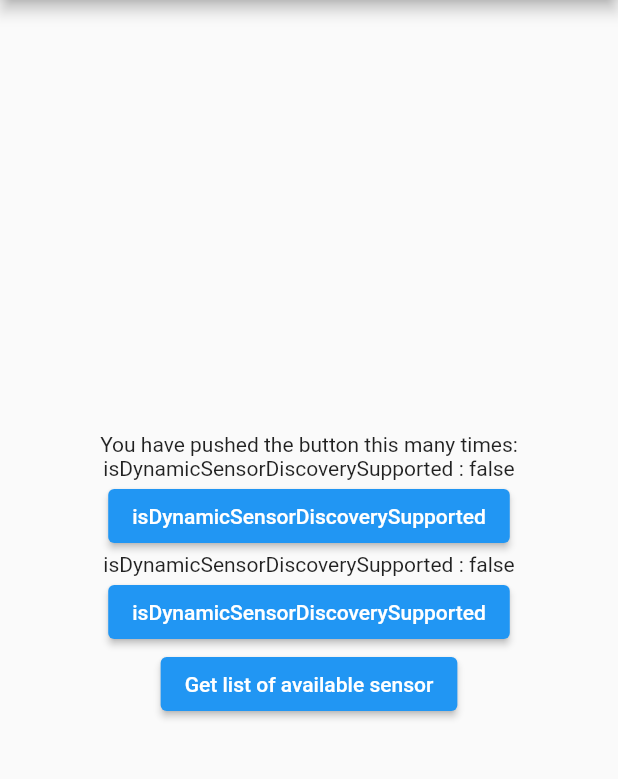
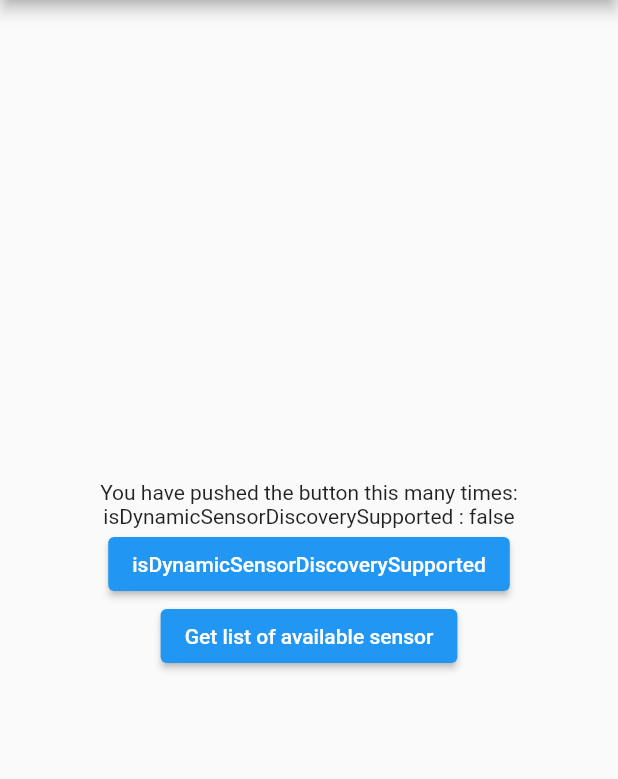
Before and after one commit to thew0205/sensor_manager_android, a Flutter app: the screen it shows after launch, after a tap on "isDynamicSensorDiscoverySupported", on a phone screen of 412 x 824 dp, the part 84-863 px from its top. Run offline on Flutter 3.47's test engine with Material 2 defaults, Android fonts, the phone set to English and light mode, and no system bars; our stand-ins replace plugin_platform_interface.

```diff
--- a/example/lib/main.dart
+++ b/example/lib/main.dart
@@ -1,4 +1,3 @@
-// ignore_for_file: public_member_api_docs, sort_constructors_first
 import 'package:flutter/material.dart';
 
 import 'package:sensor_manager_android/sensor.dart';
@@ -58,16 +57,7 @@ class _MyHomePageState extends State<MyHomePage> {
               },
               child: const Text("isDynamicSensorDiscoverySupported"),
             ),
-            Text(
-                "isDynamicSensorDiscoverySupported : $isDynamicSensorDiscoverySupported"),
-            ElevatedButton(
-              onPressed: () async {
-                isDynamicSensorDiscoverySupported = await SensorManagerAndroid.instance
-                    .isDynamicSensorDiscoverySupported();
-                setState(() {});
-              },
-              child: const Text("isDynamicSensorDiscoverySupported"),
-            ),
+
             ElevatedButton(
                 onPressed: () {
                   SensorManagerAndroid.instance.getSensorList().then(
@@ -192,29 +182,7 @@ class _SensorWidgetState extends State<SensorWidget> {
                         .toList() ??
                     [],
               ),
-              // FutureBuilder(
-              //     future:
-              //         SensorManagerAndroid.getSensorEventStream(widget.sensor.type),
-              //     builder: (context, snapshot) {
-              //       return StreamBuilder<SensorEvent>(
-              //         stream: snapshot.data,
-              //         builder: (BuildContext context,
-              //             AsyncSnapshot<SensorEvent> snapshot) {
-              //           print(snapshot.data);
-              //           if (snapshot.hasData) {
-              //             return Wrap(
-              //               spacing: 18,
-              //               children: snapshot.data?.values
-              //                       .map((e) => Text(e.toString()))
-              //                       .toList() ??
-              //                   [],
-              //             );
-              //           } else {
-              //             return const Text("No data yet");
-              //           }
-              //         },
-              //       );
-              //     }),
+
             )
           ],
         ),
@@ -241,59 +209,3 @@ class SensorDataWidget extends StatelessWidget {
     );
   }
 }
-
-
-
-// class MyApp extends StatefulWidget {
-//   const MyApp({super.key});
-
-//   @override
-//   State<MyApp> createState() => _MyAppState();
-// }
-
-// class _MyAppState extends State<MyApp> {
-//   String _platformVersion = 'Unknown';
-//   final _SensorManagerAndroidugin = SensorManagerAndroid;
-
-//   @override
-//   void initState() {
-//     super.initState();
-//     initPlatformState();
-//   }
-
-//   // Platform messages are asynchronous, so we initialize in an async method.
-//   Future<void> initPlatformState() async {
-//     String platformVersion;
-//     // Platform messages may fail, so we use a try/catch PlatformException.
-//     // We also handle the message potentially returning null.
-//     try {
-//       platformVersion =
-//           (await _SensorManagerAndroidugin.getSensorList()).toString();
-//     } on PlatformException {
-//       platformVersion = 'Failed to get platform version.';
-//     }
-
-//     // If the widget was removed from the tree while the asynchronous platform
-//     // message was in flight, we want to discard the reply rather than calling
-//     // setState to update our non-existent appearance.
-//     if (!mounted) return;
-
-//     setState(() {
-//       _platformVersion = platformVersion;
-//     });
-//   }
-
-//   @override
-//   Widget build(BuildContext context) {
-//     return MaterialApp(
-//       home: Scaffold(
-//         appBar: AppBar(
-//           title: const Text('Plugin example app'),
-//         ),
-//         body: Center(
-//           child: Text('Running on: $_platformVersion\n'),
-//         ),
-//       ),
-//     );
-//   }
-// }
--- a/lib/sensor_manager_android.dart
+++ b/lib/sensor_manager_android.dart
@@ -1,9 +1,9 @@
 library sensor_manager_android;
 
 import 'dart:async';
-import 'package:sensor_manager_android/sensor_manager_android_platform_interface.dart';
 import 'sensor.dart';
 import 'sensor_event.dart';
+import 'sensor_manager_android_platform_interface.dart';
 
 /// <p>
 /// SensorManager lets you access the device's {@link android.hardware.Sensor
--- a/lib/sensor_manager_android_method_channel.dart
+++ b/lib/sensor_manager_android_method_channel.dart
@@ -85,7 +85,7 @@ class MethodChannelSensorManagerAndroid extends SensorManagerAndroidPlatform {
   }
 
   void unregisterListener(int sensorType) {
-    _sensorSubscriptions[sensorType]?.cancel();
+     _sensorSubscriptions[sensorType]?.cancel();
   }
 
   void registerDynamicSensorCallback(
--- a/pubspec.yaml
+++ b/pubspec.yaml
@@ -1,5 +1,5 @@
 name: sensor_manager_android
-description: A new Flutter plugin implementation of the android sensor API.
+description: A Flutter plugin implementation of the android sensor API.
 version: 0.0.1
 homepage: https://github.com/thew0205/sensor_manager_android.git
 
```
Also changed, not shown: 5 other files.
